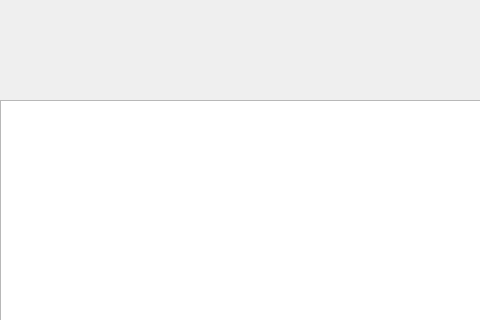
Qt form tanks/widget.ui (origiboy/mai_project) before a commit; both pictures show x 0 to 480 and y 0 to 320 of the 900 by 1000 pixel window.
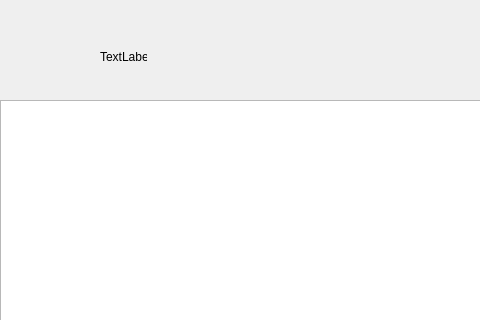
The same form after that commit.

```diff
--- a/tanks/widget.ui
+++ b/tanks/widget.ui
@@ -26,6 +26,19 @@
     <number>0</number>
    </property>
   </widget>
+  <widget class="QLabel" name="label">
+   <property name="geometry">
+    <rect>
+     <x>100</x>
+     <y>50</y>
+     <width>47</width>
+     <height>13</height>
+    </rect>
+   </property>
+   <property name="text">
+    <string>TextLabel</string>
+   </property>
+  </widget>
  </widget>
  <resources/>
  <connections/>
```
